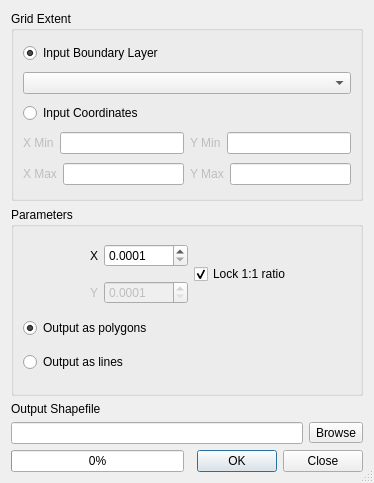
Qt form qgis/python/plugins/ftools/tools/frmVectorGrid.ui (sourcepole/qgis) before a commit.
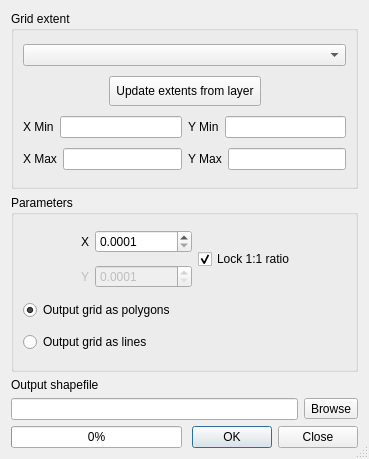
The same form after that commit.

Commit message: Fixes error when manually specifying output coordinates Modifies ui to increase control on output grid extents

Diff of the .ui file:
```diff
--- a/qgis/python/plugins/ftools/tools/frmVectorGrid.ui
+++ b/qgis/python/plugins/ftools/tools/frmVectorGrid.ui
@@ -8,8 +8,8 @@
    <rect>
     <x>0</x>
     <y>0</y>
-    <width>374</width>
-    <height>483</height>
+    <width>369</width>
+    <height>459</height>
    </rect>
   </property>
   <property name="windowTitle" >
@@ -18,39 +18,58 @@
   <property name="sizeGripEnabled" >
    <bool>true</bool>
   </property>
-  <layout class="QGridLayout" name="gridLayout" >
+  <layout class="QGridLayout" name="gridLayout_2" >
    <item row="0" column="0" colspan="2" >
     <widget class="QGroupBox" name="groupBox" >
      <property name="title" >
-      <string>Grid Extent</string>
+      <string>Grid extent</string>
      </property>
-     <layout class="QGridLayout" >
-      <item row="0" column="0" colspan="2" >
-       <widget class="QRadioButton" name="rdoBoundary" >
+     <layout class="QGridLayout" name="gridLayout" >
+      <item row="1" column="0" >
+       <spacer name="horizontalSpacer" >
+        <property name="orientation" >
+         <enum>Qt::Horizontal</enum>
+        </property>
+        <property name="sizeHint" stdset="0" >
+         <size>
+          <width>80</width>
+          <height>20</height>
+         </size>
+        </property>
+       </spacer>
+      </item>
+      <item row="1" column="1" colspan="2" >
+       <widget class="QToolButton" name="btnUpdate" >
+        <property name="minimumSize" >
+         <size>
+          <width>0</width>
+          <height>30</height>
+         </size>
+        </property>
         <property name="text" >
-         <string>Input Boundary Layer</string>
-        </property>
-        <property name="checked" >
-         <bool>true</bool>
+         <string>Update extents from layer</string>
         </property>
        </widget>
       </item>
-      <item row="1" column="0" colspan="2" >
-       <widget class="QComboBox" name="inShape" />
+      <item row="1" column="3" >
+       <spacer name="horizontalSpacer_2" >
+        <property name="orientation" >
+         <enum>Qt::Horizontal</enum>
+        </property>
+        <property name="sizeHint" stdset="0" >
+         <size>
+          <width>79</width>
+          <height>20</height>
+         </size>
+        </property>
+       </spacer>
       </item>
       <item row="2" column="0" colspan="2" >
-       <widget class="QRadioButton" name="rdoCoordinates" >
-        <property name="text" >
-         <string>Input Coordinates</string>
-        </property>
-       </widget>
-      </item>
-      <item row="3" column="0" >
        <layout class="QHBoxLayout" >
         <item>
          <widget class="QLabel" name="label" >
           <property name="enabled" >
-           <bool>false</bool>
+           <bool>true</bool>
           </property>
           <property name="text" >
            <string>X Min</string>
@@ -58,16 +77,26 @@
          </widget>
         </item>
         <item>
-         <widget class="QLineEdit" name="xMin" />
+         <widget class="QLineEdit" name="xMin" >
+          <property name="enabled" >
+           <bool>true</bool>
+          </property>
+          <property name="inputMask" >
+           <string/>
+          </property>
+          <property name="text" >
+           <string/>
+          </property>
+         </widget>
         </item>
        </layout>
       </item>
-      <item row="3" column="1" >
+      <item row="2" column="2" colspan="2" >
        <layout class="QHBoxLayout" >
         <item>
          <widget class="QLabel" name="label_4" >
           <property name="enabled" >
-           <bool>false</bool>
+           <bool>true</bool>
           </property>
           <property name="text" >
            <string>Y Min</string>
@@ -75,16 +104,26 @@
          </widget>
         </item>
         <item>
-         <widget class="QLineEdit" name="yMin" />
+         <widget class="QLineEdit" name="yMin" >
+          <property name="enabled" >
+           <bool>true</bool>
+          </property>
+          <property name="inputMask" >
+           <string/>
+          </property>
+          <property name="text" >
+           <string/>
+          </property>
+         </widget>
         </item>
        </layout>
       </item>
-      <item row="4" column="0" >
+      <item row="3" column="0" colspan="2" >
        <layout class="QHBoxLayout" >
         <item>
          <widget class="QLabel" name="label_3" >
           <property name="enabled" >
-           <bool>false</bool>
+           <bool>true</bool>
           </property>
           <property name="text" >
            <string>X Max</string>
@@ -92,16 +131,26 @@
          </widget>
         </item>
         <item>
-         <widget class="QLineEdit" name="xMax" />
+         <widget class="QLineEdit" name="xMax" >
+          <property name="enabled" >
+           <bool>true</bool>
+          </property>
+          <property name="inputMask" >
+           <string/>
+          </property>
+          <property name="text" >
+           <string/>
+          </property>
+         </widget>
         </item>
        </layout>
       </item>
-      <item row="4" column="1" >
+      <item row="3" column="2" colspan="2" >
        <layout class="QHBoxLayout" >
         <item>
          <widget class="QLabel" name="label_5" >
           <property name="enabled" >
-           <bool>false</bool>
+           <bool>true</bool>
           </property>
           <property name="text" >
            <string>Y Max</string>
@@ -109,10 +158,23 @@
          </widget>
         </item>
         <item>
-         <widget class="QLineEdit" name="yMax" />
+         <widget class="QLineEdit" name="yMax" >
+          <property name="enabled" >
+           <bool>true</bool>
+          </property>
+          <property name="inputMask" >
+           <string/>
+          </property>
+          <property name="text" >
+           <string/>
+          </property>
+         </widget>
         </item>
        </layout>
       </item>
+      <item row="0" column="0" colspan="4" >
+       <widget class="QComboBox" name="inShape" />
+      </item>
      </layout>
     </widget>
    </item>
@@ -151,7 +213,7 @@
          <double>0.000100000000000</double>
         </property>
         <property name="maximum" >
-         <double>9999.000000000000000</double>
+         <double>999999999.000000000000000</double>
         </property>
         <property name="singleStep" >
          <double>0.000100000000000</double>
@@ -216,7 +278,7 @@
          <double>0.000100000000000</double>
         </property>
         <property name="maximum" >
-         <double>9999.000000000000000</double>
+         <double>999999999.000000000000000</double>
         </property>
         <property name="singleStep" >
          <double>0.000100000000000</double>
@@ -226,7 +288,7 @@
       <item row="2" column="0" colspan="3" >
        <widget class="QRadioButton" name="rdoPolygons" >
         <property name="text" >
-         <string>Output as polygons</string>
+         <string>Output grid as polygons</string>
         </property>
         <property name="checked" >
          <bool>true</bool>
@@ -236,7 +298,7 @@
       <item row="3" column="0" colspan="3" >
        <widget class="QRadioButton" name="rdoLines" >
         <property name="text" >
-         <string>Output as lines</string>
+         <string>Output grid as lines</string>
         </property>
        </widget>
       </item>
@@ -252,7 +314,7 @@
       </sizepolicy>
      </property>
      <property name="text" >
-      <string>Output Shapefile</string>
+      <string>Output shapefile</string>
      </property>
     </widget>
    </item>
```
Left out of the diff: 174 changed lines with no effect on the pictures. The commit also changes 2 other files.
